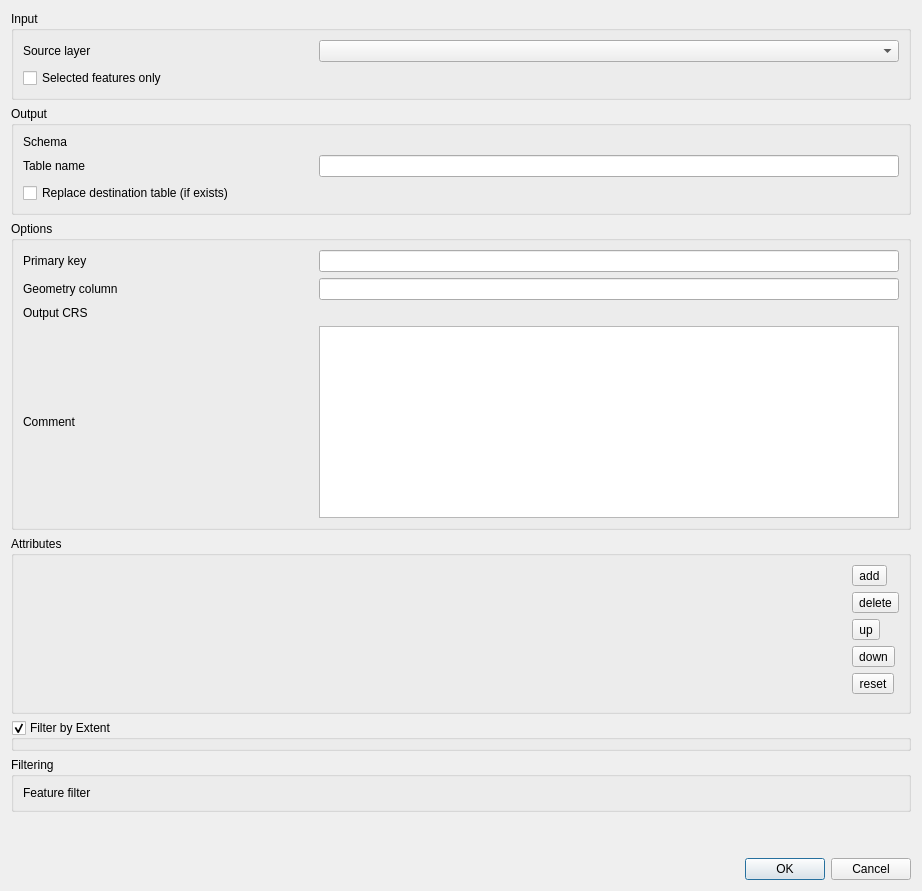
carsmie/QGIS, file src/ui/qgsdbimportvectorlayerdialog.ui: the form before one commit.
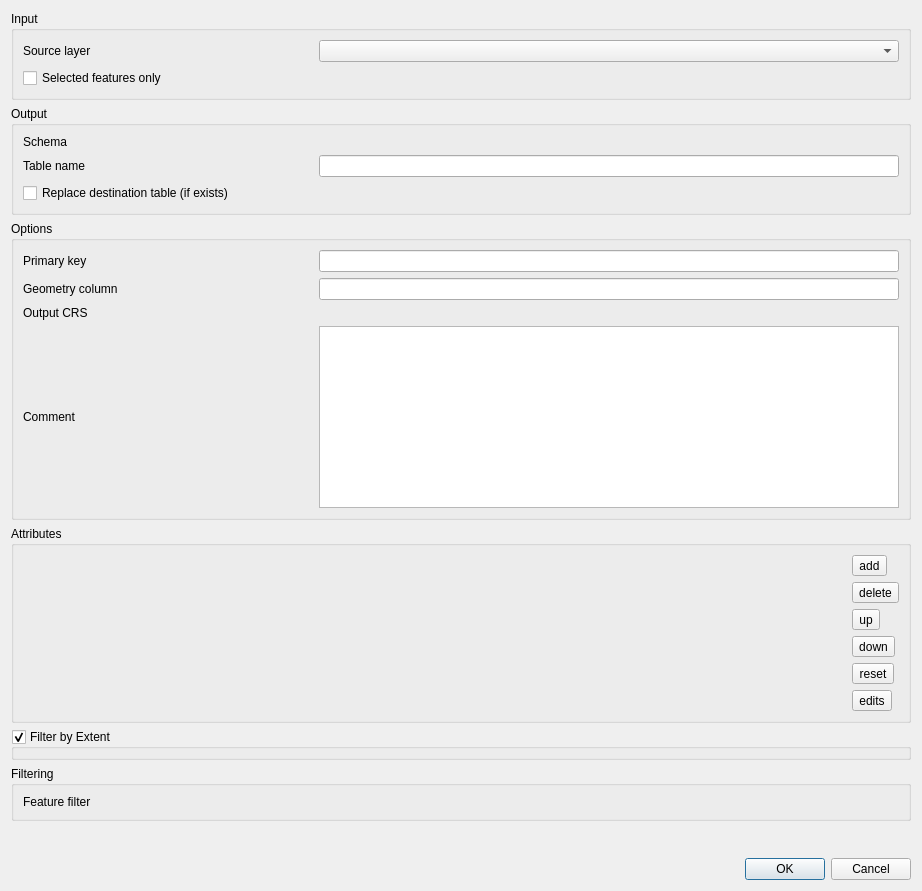
The form after the commit. Icons and pictures are not drawn. Custom widgets are drawn as their Qt base class.

Commit message: add button with menu

What changed in the file:
```diff
--- a/src/ui/qgsdbimportvectorlayerdialog.ui
+++ b/src/ui/qgsdbimportvectorlayerdialog.ui
@@ -226,6 +226,17 @@
           </property>
          </widget>
         </item>
+        <item>
+         <widget class="QToolButton" name="mEditButton">
+          <property name="text">
+           <string>edits</string>
+          </property>
+          <property name="icon">
+           <iconset resource="../../images/images.qrc">
+            <normaloff>:/images/themes/default/propertyicons/settings.svg</normaloff>:/images/themes/default/propertyicons/settings.svg</iconset>
+          </property>
+         </widget>
+        </item>
         <item>
          <spacer name="verticalSpacer_2">
           <property name="orientation">
```
The commit also changes 1 other file.
